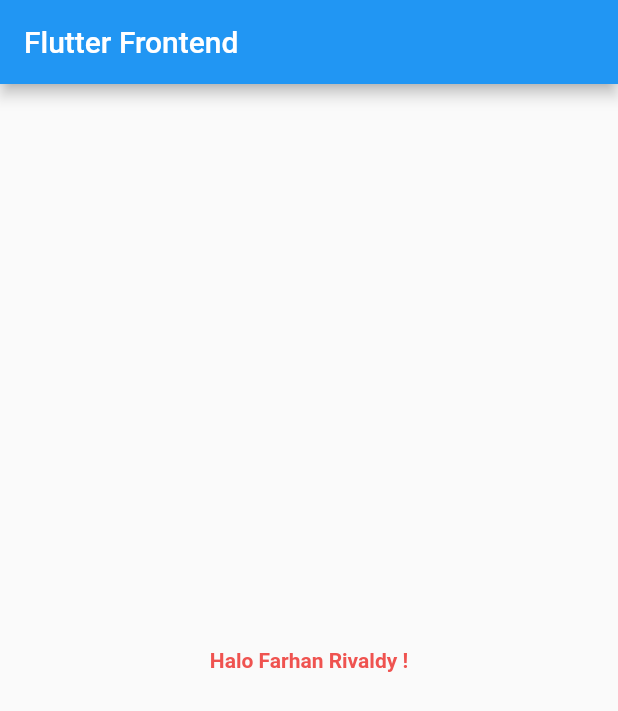
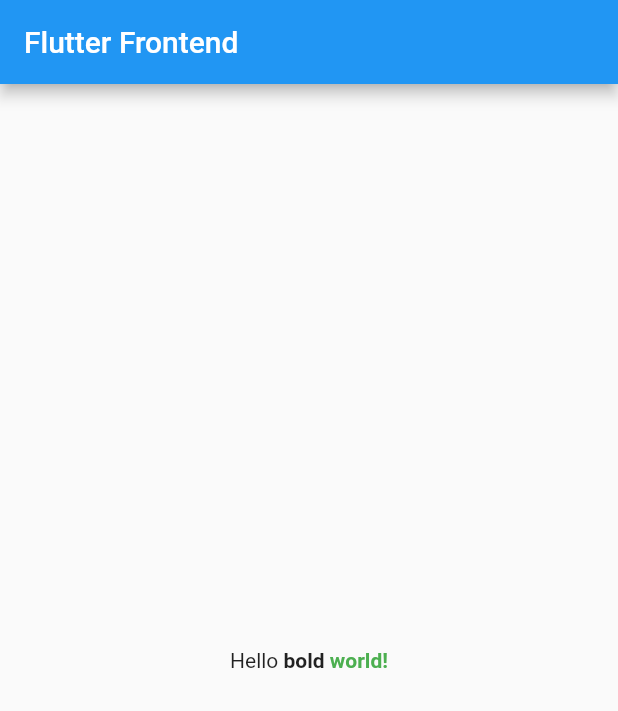
Before and after one commit to HaradaKumiko/flutter_frontend, a Flutter app: the screen it shows after launch, on a phone screen of 412 x 824 dp. Shown: the top 711 px of the screen. Run offline on Flutter 3.47's test engine with Material 2 defaults, Android fonts, the phone set to English and light mode, and no system bars.

Commit message:
rich text widget

```diff
--- a/lib/main.dart
+++ b/lib/main.dart
@@ -19,10 +19,19 @@
         home: Scaffold(
           appBar: AppBar(title: Text('Flutter Frontend')),
           body: Center(
-              child: Text(
-            'Halo $name !',
-            style:
-                TextStyle(fontWeight: FontWeight.bold, color: Colors.red[400]),
+              child: Text.rich(
+            TextSpan(
+              text: 'Hello ',
+              children: <TextSpan>[
+                TextSpan(
+                    text: 'bold',
+                    style: TextStyle(fontWeight: FontWeight.bold)),
+                TextSpan(
+                    text: ' world!',
+                    style: TextStyle(
+                        fontWeight: FontWeight.bold, color: Colors.green[500])),
+              ],
+            ),
           )),
         ));
   }
```
Also changed, not shown: lib/ss/rich text widget.jpg (added).
